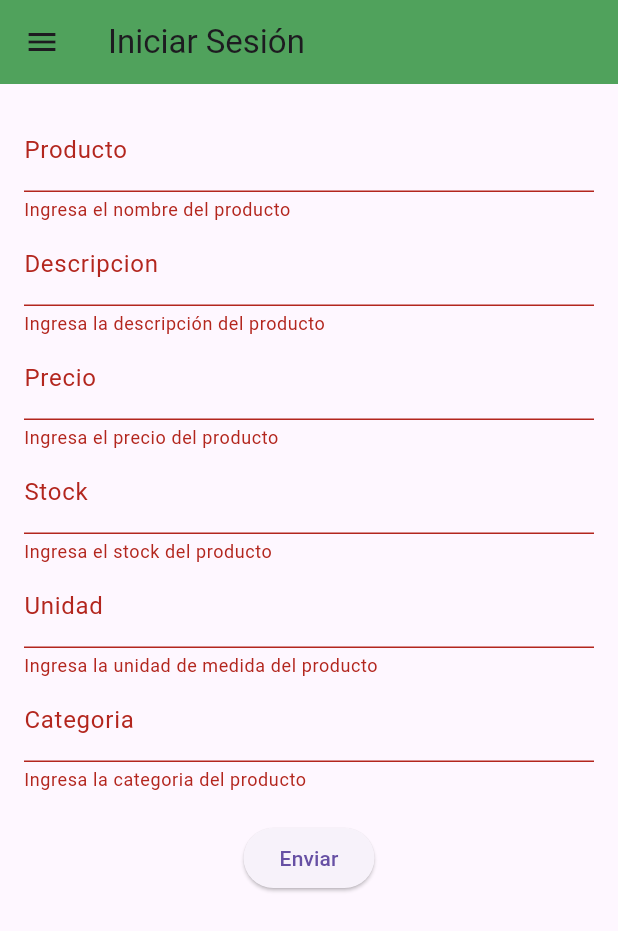
After one commit to paolapatron2905/web, a Flutter app: the Productos screen opened by its route, after a tap on "Enviar", on a phone screen of 412 x 824 dp. The commit adds this screen. Shown: the top 931 px of the screen. Run offline on Flutter 3.47's test engine with Material 3 defaults, Android fonts, the phone set to English and light mode, and no system bars; our stand-ins replace get, supabase_flutter; accounts and stored records are empty.

Commit message:
CAMBIOS BD

```diff
--- a/lib/main.dart
+++ b/lib/main.dart
@@ -1,17 +1,17 @@
 import 'package:flutter/material.dart';
 import 'package:get/get.dart';
+import 'package:inventario/screens/form_productos.dart';
 import 'package:inventario/screens/login.dart';
 import 'package:supabase_flutter/supabase_flutter.dart';
 
 Future<void> main() async {
   await Supabase.initialize(
-    url: 'https://zdshwmpzzpcdbfhmrbgh.supabase.co',
-    anonKey:
-        'eyJhbGciOiJIUzI1NiIsInR5cCI6IkpXVCJ9.eyJpc3MiOiJzdXBhYmFzZSIsInJlZiI6Inpkc2h3bXB6enBjZGJmaG1yYmdoIiwicm9sZSI6ImFub24iLCJpYXQiOjE3MTgzNzkwNDEsImV4cCI6MjAzMzk1NTA0MX0.raI9WJZeb98R2Px3mGnzTugBUQOt9srnAq97oPMVY5c',
+    url: 'https://cakpxhdvkbqsemsrujcy.supabase.co',
+    anonKey: 'eyJhbGciOiJIUzI1NiIsInR5cCI6IkpXVCJ9.eyJpc3MiOiJzdXBhYmFzZSIsInJlZiI6ImNha3B4aGR2a2Jxc2Vtc3J1amN5Iiwicm9sZSI6ImFub24iLCJpYXQiOjE3MTkyNTU3MDIsImV4cCI6MjAzNDgzMTcwMn0.SFbWH45-7hsMkbgD991s351NZMMnrG8OPEyyoPhU5bo',
   );
-
   runApp(MyApp());
 }
+
 
 class MyApp extends StatelessWidget {
   const MyApp({super.key});
@@ -23,6 +23,7 @@ class MyApp extends StatelessWidget {
       initialRoute: '/',
       getPages: [
         GetPage(name: '/', page: () => Login()),
+        GetPage(name: '/form_productos', page: () => Productos()),
         /* GetPage(name: '/login', page: () => ), */
       ],
       debugShowCheckedModeBanner: false,
--- /dev/null
+++ b/lib/screens/form_productos.dart
@@ -0,0 +1,121 @@
+import 'package:flutter/material.dart';
+import 'package:inventario/constants/custom_appbar.dart';
+import 'package:inventario/constants/custom_drawer.dart';
+import 'package:get/get.dart';
+
+
+class Productos extends StatefulWidget {
+  const Productos({super.key});
+
+  @override
+  State<Productos> createState() => _ProductosState();
+}
+
+class _ProductosState extends State<Productos> {
+  final _formKey = GlobalKey<FormState>();
+  final TextEditingController _nom_prodController = TextEditingController();
+  final TextEditingController _descripcionController = TextEditingController();
+  final TextEditingController _precioController = TextEditingController();
+  final TextEditingController _stockController = TextEditingController();
+  final TextEditingController _fk_unidadController = TextEditingController();
+  final TextEditingController _fk_categoriaController = TextEditingController();
+
+  void _submitForm() {
+    if (_formKey.currentState?.validate() ?? false) {
+      // Handle form submission
+      print("Form Submitted");
+      print("Producto: ${_nom_prodController.text}");
+      print("Descripcion: ${_descripcionController.text}");
+      print("Precio: ${_precioController.text}");
+      print("Stock: ${_stockController.text}");
+      print("Unidad: ${_fk_unidadController.text}");
+      print("Categoria: ${_fk_categoriaController.text}");
+    }
+  }
+
+  @override
+  Widget build(BuildContext context) {
+    return Scaffold(
+      appBar: Custom_Appbar(titulo: 'Iniciar Sesión', colorNew: Colors.green),
+      drawer: Custom_Drawer(),
+      body: Padding(
+        padding: const EdgeInsets.all(16.0),
+        child: Form(
+          key: _formKey,
+          child: Column(
+            children: [
+              TextFormField(
+                controller: _nom_prodController,
+                decoration: InputDecoration(labelText: 'Producto'),
+                validator: (value) {
+                  if (value == null || value.isEmpty) {
+                    return 'Ingresa el nombre del producto';
+                  }
+                  return null;
+                },
+              ),
+              TextFormField(
+                controller: _descripcionController,
+                decoration: InputDecoration(labelText: 'Descripcion'),
+                validator: (value) {
+                  if (value == null || value.isEmpty) {
+                    return 'Ingresa la descripción del producto';
+                  }
+                  return null;
+                },
+              ),
+               TextFormField(
+                controller: _descripcionController,
+                decoration: InputDecoration(labelText: 'Precio'),
+                validator: (value) {
+                  if (value == null || value.isEmpty) {
+                    return 'Ingresa el precio del producto';
+                  }
+                  return null;
+                },
+              ), TextFormField(
+                controller: _descripcionController,
+                decoration: InputDecoration(labelText: 'Stock'),
+                validator: (value) {
+                  if (value == null || value.isEmpty) {
+                    return 'Ingresa el stock del producto';
+                  }
+                  return null;
+                },
+              ), TextFormField(
+                controller: _descripcionController,
+                decoration: InputDecoration(labelText: 'Unidad'),
+                validator: (value) {
+                  if (value == null || value.isEmpty) {
+                    return 'Ingresa la unidad de medida del producto';
+                  }
+                  return null;
+                },
+              ), TextFormField(
+                controller: _descripcionController,
+                decoration: InputDecoration(labelText: 'Categoria'),
+                validator: (value) {
+                  if (value == null || value.isEmpty) {
+                    return 'Ingresa la categoria del producto';
+                  }
+                  return null;
+                },
+              ),
+              SizedBox(height: 20),
+              ElevatedButton(
+                onPressed: _submitForm,
+                child: Text('Enviar'),
+              ),
+            ],
+          ),
+        ),
+      ),
+    );
+  }
+}
+
+void main() {
+  runApp(MaterialApp(
+    home: Productos(),
+  ));
+}
```
